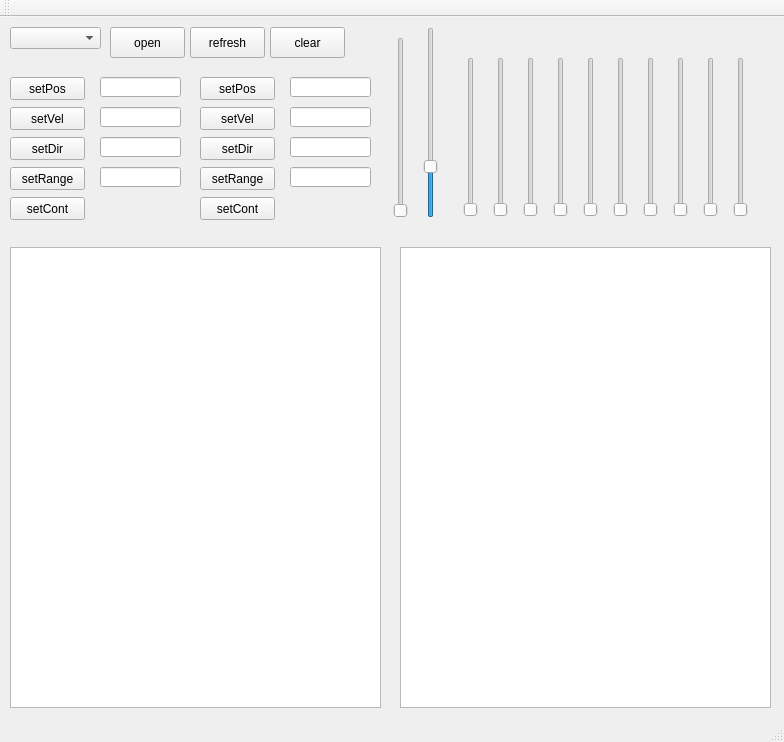
First picture: the form in mainwindow.ui, repository PoldenDev/polden-ver-motorControl-desktop, before the edit.
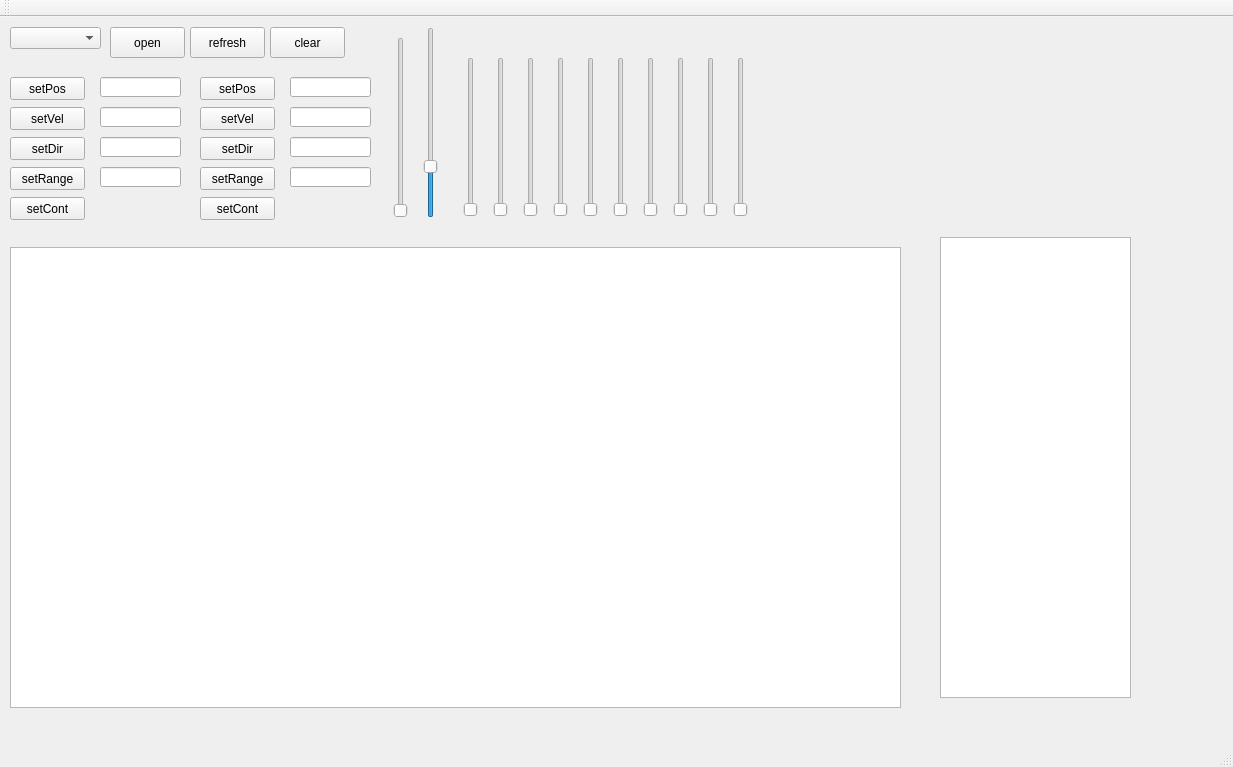
Second picture: the form after the edit.

Commit message: правки интерфейса

What changed in the file:
```diff
--- a/mainwindow.ui
+++ b/mainwindow.ui
@@ -6,8 +6,8 @@
    <rect>
     <x>0</x>
     <y>0</y>
-    <width>784</width>
-    <height>742</height>
+    <width>1233</width>
+    <height>767</height>
    </rect>
   </property>
   <property name="windowTitle">
@@ -290,7 +290,7 @@
      <rect>
       <x>10</x>
       <y>230</y>
-      <width>371</width>
+      <width>891</width>
       <height>461</height>
      </rect>
     </property>
@@ -301,9 +301,9 @@
    <widget class="QPlainTextEdit" name="plainTextUDP">
     <property name="geometry">
      <rect>
-      <x>400</x>
-      <y>230</y>
-      <width>371</width>
+      <x>940</x>
+      <y>220</y>
+      <width>191</width>
       <height>461</height>
      </rect>
     </property>
```
Left out of the diff: 2 changed lines with no effect on the pictures. The commit also changes 1 other file.
